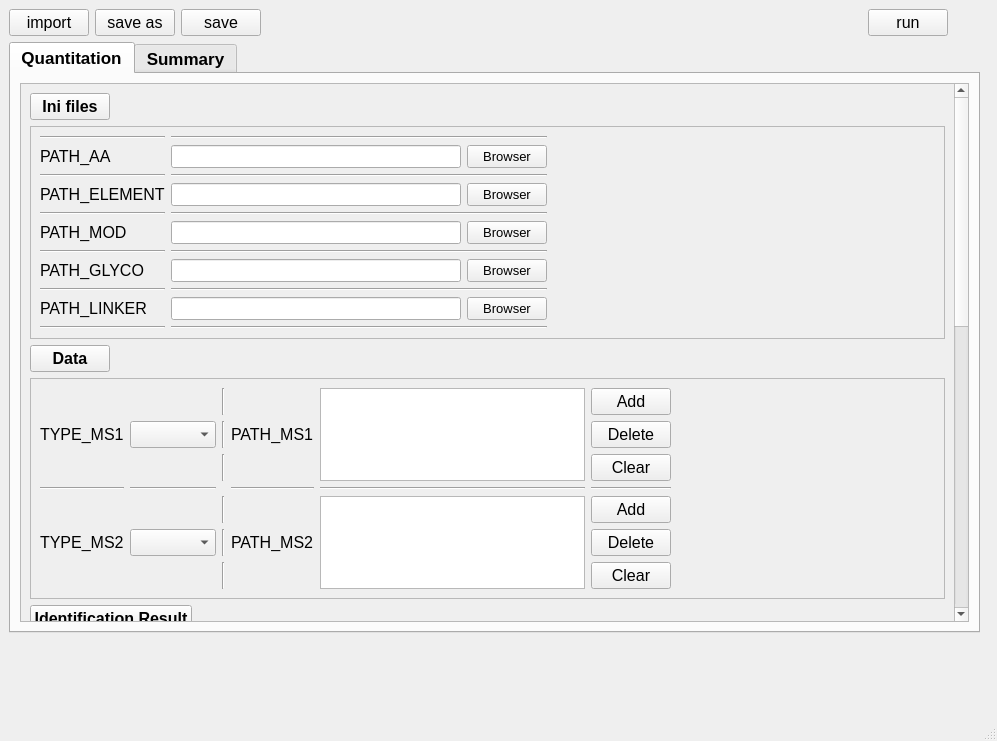
The window that Configuration/UI_mainwindow.ui (JordenQiao/ultraQuant_UI) describes before a commit, drawn with Qt 5.
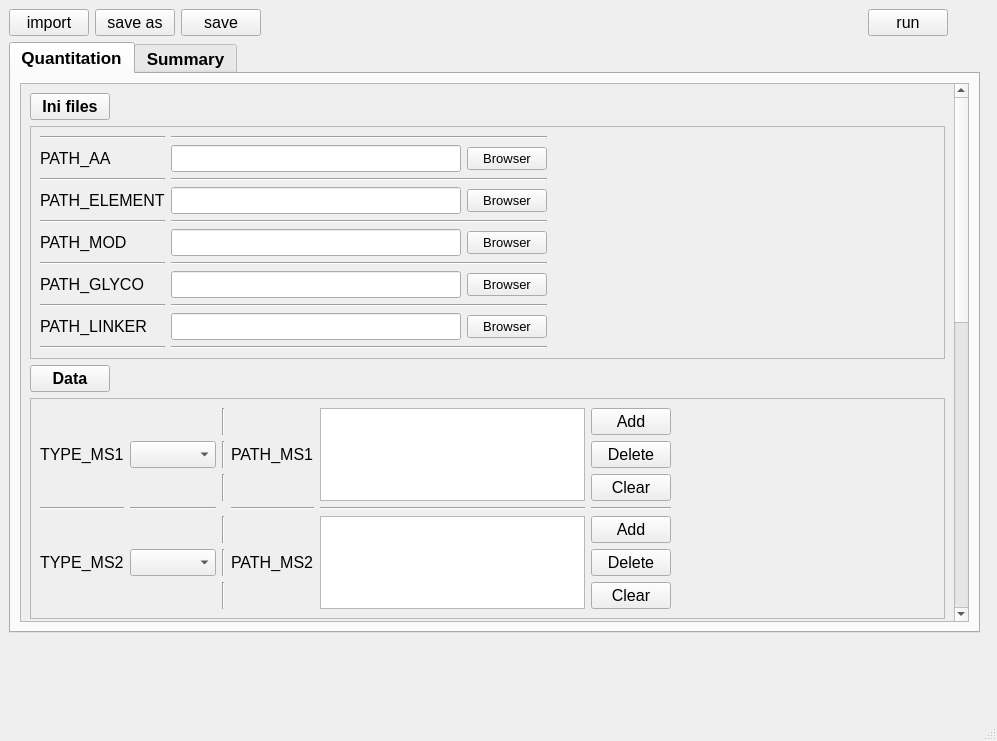
The same window after the commit. Icons and pictures are not drawn.

```diff
--- a/Configuration/UI_mainwindow.ui
+++ b/Configuration/UI_mainwindow.ui
@@ -91,9 +91,9 @@
            <property name="geometry">
             <rect>
              <x>0</x>
-             <y>-669</y>
+             <y>-680</y>
              <width>926</width>
-             <height>1250</height>
+             <height>1255</height>
             </rect>
            </property>
            <property name="minimumSize">
@@ -224,7 +224,7 @@
                     <widget class="QLineEdit" name="ledt_ini_PM">
                      <property name="font">
                       <font>
-                       <pointsize>10</pointsize>
+                       <pointsize>12</pointsize>
                        <weight>50</weight>
                        <bold>false</bold>
                       </font>
@@ -305,7 +305,7 @@
                     <widget class="QLineEdit" name="ledt_ini_PL">
                      <property name="font">
                       <font>
-                       <pointsize>10</pointsize>
+                       <pointsize>12</pointsize>
                        <weight>50</weight>
                        <bold>false</bold>
                       </font>
@@ -369,7 +369,7 @@
                     <widget class="QLineEdit" name="ledt_ini_PG">
                      <property name="font">
                       <font>
-                       <pointsize>10</pointsize>
+                       <pointsize>12</pointsize>
                        <weight>50</weight>
                        <bold>false</bold>
                       </font>
@@ -469,7 +469,7 @@
                     <widget class="QLineEdit" name="ledt_ini_PE">
                      <property name="font">
                       <font>
-                       <pointsize>10</pointsize>
+                       <pointsize>12</pointsize>
                        <weight>50</weight>
                        <bold>false</bold>
                       </font>
@@ -504,7 +504,7 @@
                     <widget class="QLineEdit" name="ledt_ini_PA">
                      <property name="font">
                       <font>
-                       <pointsize>10</pointsize>
+                       <pointsize>12</pointsize>
                        <weight>50</weight>
                        <bold>false</bold>
                       </font>
```
Left out of the diff: 53 changed lines with no effect on the pictures.
